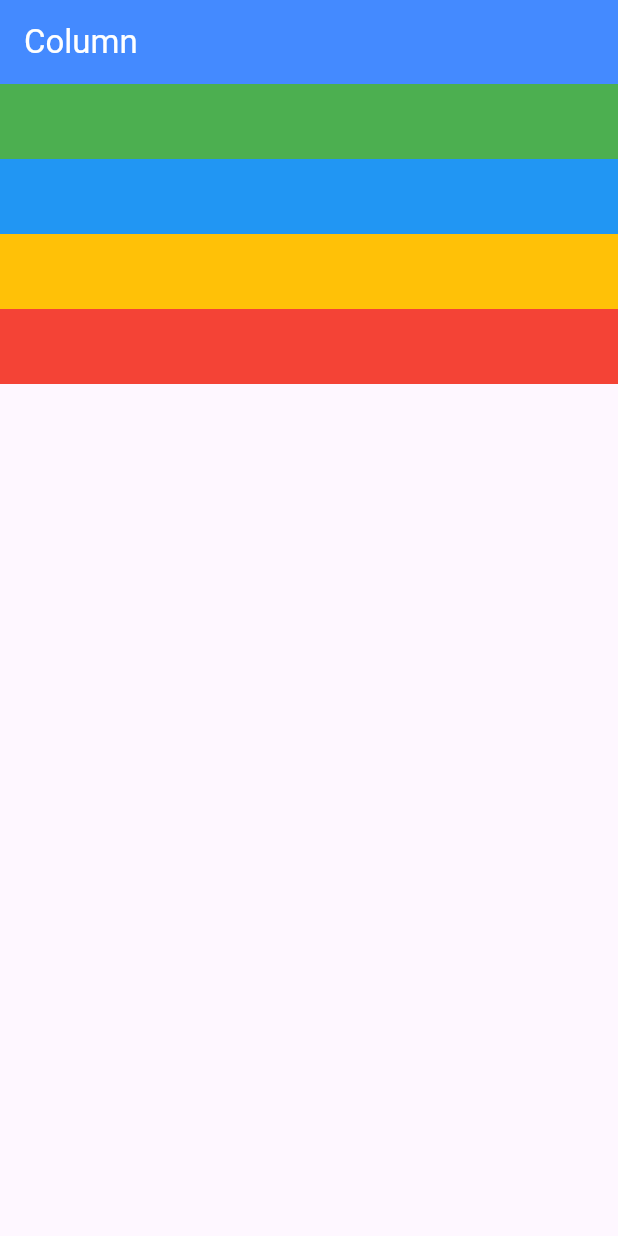
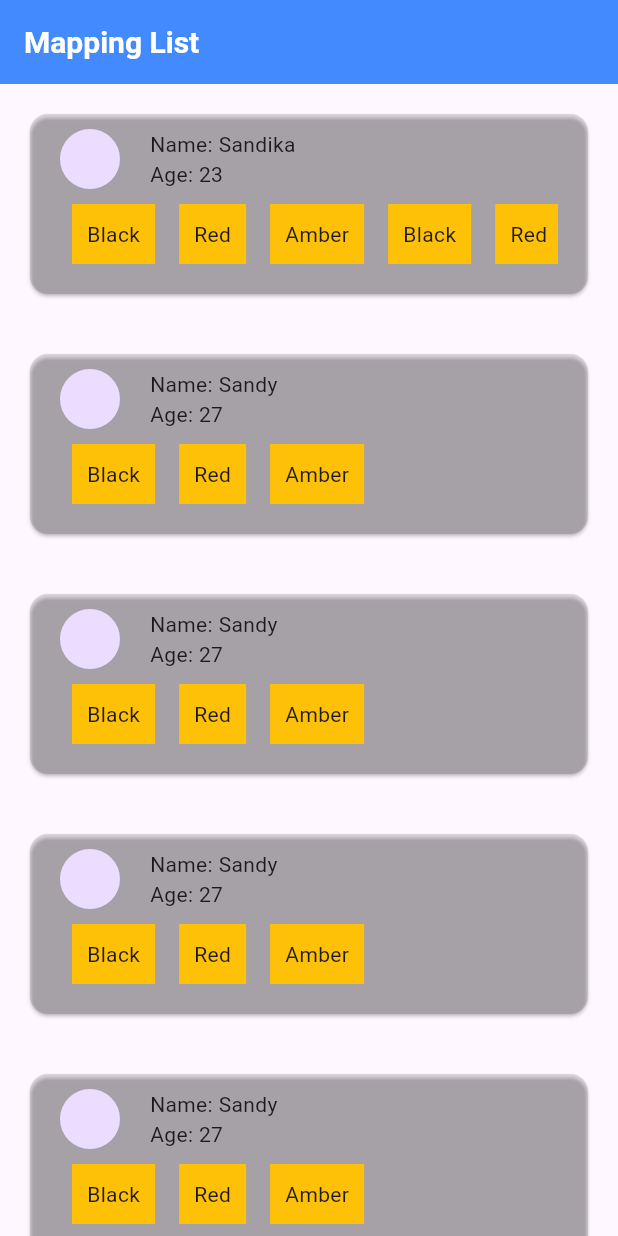
Before and after one commit to Sandydht/first_app, a Flutter app: the screen it shows after launch, on a phone screen of 412 x 824 dp. Run offline on Flutter 3.47's test engine with Material 3 defaults, Android fonts, the phone set to English and light mode, and no system bars.

Commit message:
feat: mapping list

```diff
--- a/lib/main.dart
+++ b/lib/main.dart
@@ -1,49 +1,139 @@
 import 'package:flutter/material.dart';
 
 void main() {
-  runApp(const MyApp());
+  runApp(MyApp());
 }
 
 class MyApp extends StatelessWidget {
-  const MyApp({super.key});
+  MyApp({super.key});
+
+  final List<Map<String, dynamic>> myList = [
+    {
+      'name': 'Sandika',
+      'age': 23,
+      'favColors': ['Black', 'Red', 'Amber', 'Black', 'Red', 'Amber''Black', 'Red', 'Amber''Black', 'Red', 'Amber''Black', 'Red', 'Amber''Black', 'Red', 'Amber''Black', 'Red', 'Amber']
+    },
+    {
+      'name': 'Sandy',
+      'age': 27,
+      'favColors': ['Black', 'Red', 'Amber']
+    },
+    {
+      'name': 'Sandy',
+      'age': 27,
+      'favColors': ['Black', 'Red', 'Amber']
+    },
+    {
+      'name': 'Sandy',
+      'age': 27,
+      'favColors': ['Black', 'Red', 'Amber']
+    },
+    {
+      'name': 'Sandy',
+      'age': 27,
+      'favColors': ['Black', 'Red', 'Amber']
+    },
+    {
+      'name': 'Sandy',
+      'age': 27,
+      'favColors': ['Black', 'Red', 'Amber']
+    },
+    {
+      'name': 'Sandy',
+      'age': 27,
+      'favColors': ['Black', 'Red', 'Amber']
+    },
+    {
+      'name': 'Sandy',
+      'age': 27,
+      'favColors': ['Black', 'Red', 'Amber']
+    },
+    {
+      'name': 'Sandy',
+      'age': 27,
+      'favColors': ['Black', 'Red', 'Amber']
+    },
+    {
+      'name': 'Sandy',
+      'age': 27,
+      'favColors': ['Black', 'Red', 'Amber']
+    },
+    {
+      'name': 'Sandy',
+      'age': 27,
+      'favColors': ['Black', 'Red', 'Amber']
+    },
+  ];
 
   @override
   Widget build(BuildContext context) {
     return MaterialApp(
+      title: 'Mapping List',
       home: Scaffold(
         appBar: AppBar(
-          title: const Text(
-            'Column',
-            style: TextStyle(color: Colors.white),
+          backgroundColor: Colors.blueAccent,
+          title: Text(
+            'Mapping List',
+            style: TextStyle(
+              color: Colors.white,
+              fontSize: 20,
+              fontWeight: FontWeight.bold
             ),
-          backgroundColor: Colors.blueAccent,
           ),
-        body: Column(
-          mainAxisAlignment: MainAxisAlignment.start,
+        ),
+        body: ListView(
+          children: myList.map((data) {
+            List myFavColors = data['favColors'];
+
+            return Card(
+              margin: EdgeInsets.all(20),
+              color: Colors.black.withOpacity(0.1),
+              child: Container(
+                padding: EdgeInsets.symmetric(
+                  vertical: 10,
+                  horizontal: 20
+                ),
+                child: Column(
                   crossAxisAlignment: CrossAxisAlignment.start,
                   children: [
-            Container(
-              // width: 200,
-              height: 50,
-              color: Colors.green,
+                    Row(
+                      children: [
+                        CircleAvatar(),
+                        SizedBox(
+                          width: 20,
                         ),
-            Container(
-              // width: 50,
-              height: 50,
-              color: Colors.blue,
+                        Column(
+                          crossAxisAlignment: CrossAxisAlignment.start,
+                          children: [
+                            Text('Name: ${data['name']}'),
+                            Text('Age: ${data['age'].toString()}'),
+                          ],
+                        )
+                      ],
                     ),
-            Container(
-              // width: 100,
-              height: 50,
+                    SingleChildScrollView(
+                      scrollDirection: Axis.horizontal,
+                      child: Row(
+                        mainAxisAlignment: MainAxisAlignment.start,
+                        children: myFavColors.map((color) {
+                          return Container(
                             color: Colors.amber,
+                            margin: EdgeInsets.symmetric(
+                              vertical: 10,
+                              horizontal: 8
                             ),
-            Container(
-              // width: 300,
-              height: 50,
-              color: Colors.red,
+                            padding: EdgeInsets.all(10),
+                            child: Text('${color.toString()}'),
+                          );
+                        }).toList()
+                      ),
                     )
-          ]
+                  ],
                 ),
+              )
+            );
+          }).toList(),
+        )
       ),
     );
   }
```
Lines whose indentation alone changed are shown as unchanged.
